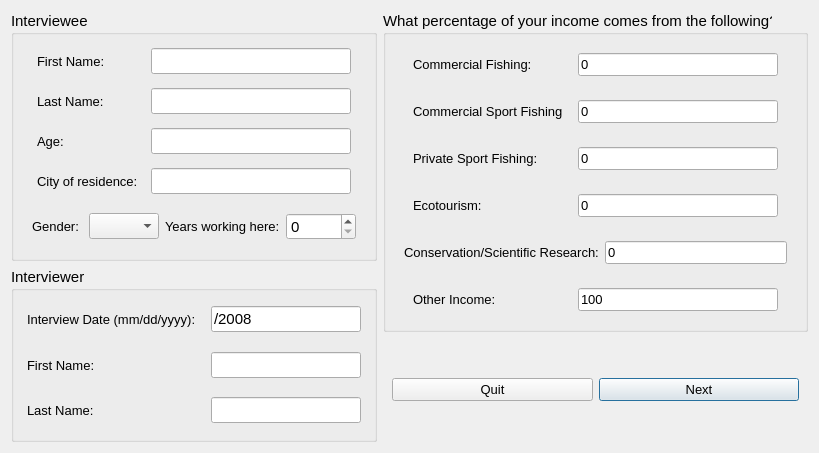
Old version of the form cobi_loreto/Interview/interviewstart.ui in the repository Ecotrust/openoceanmap-desktop.
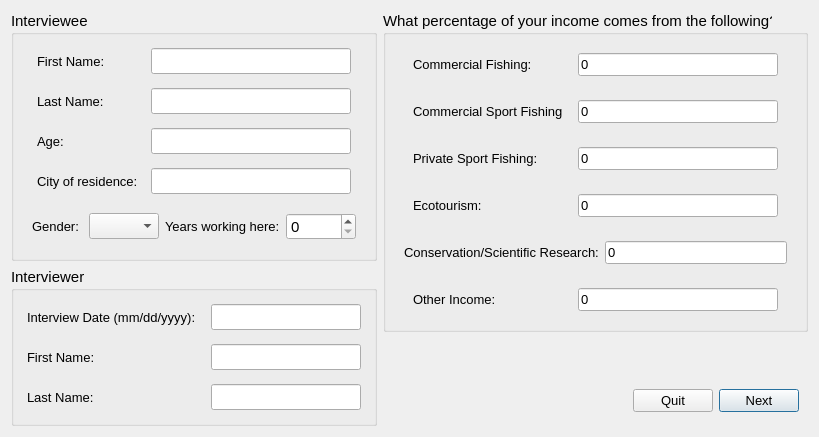
New version of the form.

```diff
--- a/cobi_loreto/Interview/interviewstart.ui
+++ b/cobi_loreto/Interview/interviewstart.ui
@@ -6,15 +6,17 @@
    <rect>
     <x>0</x>
     <y>0</y>
-    <width>747</width>
-    <height>453</height>
+    <width>802</width>
+    <height>414</height>
    </rect>
   </property>
   <property name="windowTitle" >
    <string>OpenOceanMap - Interview</string>
   </property>
-  <layout class="QGridLayout" >
-   <item row="0" column="0" >
+  <layout class="QHBoxLayout" name="horizontalLayout_2" >
+   <item>
+    <layout class="QVBoxLayout" name="verticalLayout_2" >
+     <item>
     <widget class="QGroupBox" name="interviewee" >
      <property name="font" >
       <font>
@@ -397,7 +399,202 @@
      </layout>
     </widget>
    </item>
-   <item rowspan="2" row="0" column="1" >
+     <item>
+      <widget class="QGroupBox" name="interviewee_2" >
+       <property name="font" >
+        <font>
+         <pointsize>11</pointsize>
+        </font>
+       </property>
+       <property name="title" >
+        <string>Interviewer</string>
+       </property>
+       <layout class="QVBoxLayout" >
+        <item>
+         <widget class="QWidget" native="1" name="interviewee_first_name_2" >
+          <layout class="QHBoxLayout" >
+           <property name="spacing" >
+            <number>4</number>
+           </property>
+           <property name="margin" >
+            <number>4</number>
+           </property>
+           <item>
+            <widget class="QLabel" name="date_text" >
+             <property name="minimumSize" >
+              <size>
+               <width>180</width>
+               <height>0</height>
+              </size>
+             </property>
+             <property name="maximumSize" >
+              <size>
+               <width>180</width>
+               <height>16777215</height>
+              </size>
+             </property>
+             <property name="font" >
+              <font>
+               <pointsize>10</pointsize>
+              </font>
+             </property>
+             <property name="text" >
+              <string>Interview Date (mm/dd/yyyy):</string>
+             </property>
+            </widget>
+           </item>
+           <item>
+            <widget class="QLineEdit" name="date_line" >
+             <property name="enabled" >
+              <bool>true</bool>
+             </property>
+             <property name="minimumSize" >
+              <size>
+               <width>150</width>
+               <height>0</height>
+              </size>
+             </property>
+             <property name="maximumSize" >
+              <size>
+               <width>150</width>
+               <height>16777215</height>
+              </size>
+             </property>
+             <property name="text" >
+              <string/>
+             </property>
+             <property name="cursorPosition" >
+              <number>0</number>
+             </property>
+            </widget>
+           </item>
+          </layout>
+         </widget>
+        </item>
+        <item>
+         <widget class="QWidget" native="1" name="interviewee_first_name_3" >
+          <layout class="QHBoxLayout" >
+           <property name="spacing" >
+            <number>4</number>
+           </property>
+           <property name="margin" >
+            <number>4</number>
+           </property>
+           <item>
+            <widget class="QLabel" name="interviewer_first_name_text" >
+             <property name="minimumSize" >
+              <size>
+               <width>180</width>
+               <height>0</height>
+              </size>
+             </property>
+             <property name="maximumSize" >
+              <size>
+               <width>180</width>
+               <height>16777215</height>
+              </size>
+             </property>
+             <property name="font" >
+              <font>
+               <pointsize>10</pointsize>
+              </font>
+             </property>
+             <property name="text" >
+              <string>First Name:</string>
+             </property>
+            </widget>
+           </item>
+           <item>
+            <widget class="QLineEdit" name="interviewer_first_name_line" >
+             <property name="enabled" >
+              <bool>true</bool>
+             </property>
+             <property name="minimumSize" >
+              <size>
+               <width>150</width>
+               <height>0</height>
+              </size>
+             </property>
+             <property name="maximumSize" >
+              <size>
+               <width>150</width>
+               <height>16777215</height>
+              </size>
+             </property>
+             <property name="text" >
+              <string/>
+             </property>
+            </widget>
+           </item>
+          </layout>
+         </widget>
+        </item>
+        <item>
+         <widget class="QWidget" native="1" name="interviewee_first_name_4" >
+          <layout class="QHBoxLayout" >
+           <property name="spacing" >
+            <number>4</number>
+           </property>
+           <property name="margin" >
+            <number>4</number>
+           </property>
+           <item>
+            <widget class="QLabel" name="interviewer_last_name_text" >
+             <property name="minimumSize" >
+              <size>
+               <width>180</width>
+               <height>0</height>
+              </size>
+             </property>
+             <property name="maximumSize" >
+              <size>
+               <width>180</width>
+               <height>16777215</height>
+              </size>
+             </property>
+             <property name="font" >
+              <font>
+               <pointsize>10</pointsize>
+              </font>
+             </property>
+             <property name="text" >
+              <string>Last Name:</string>
+             </property>
+            </widget>
+           </item>
+           <item>
+            <widget class="QLineEdit" name="interviewer_last_name_line" >
+             <property name="enabled" >
+              <bool>true</bool>
+             </property>
+             <property name="minimumSize" >
+              <size>
+               <width>150</width>
+               <height>0</height>
+              </size>
+             </property>
+             <property name="maximumSize" >
+              <size>
+               <width>150</width>
+               <height>16777215</height>
+              </size>
+             </property>
+             <property name="text" >
+              <string/>
+             </property>
+            </widget>
+           </item>
+          </layout>
+         </widget>
+        </item>
+       </layout>
+      </widget>
+     </item>
+    </layout>
+   </item>
+   <item>
+    <layout class="QVBoxLayout" name="verticalLayout_3" >
+     <item>
     <widget class="QGroupBox" name="user_group_info" >
      <property name="font" >
       <font>
@@ -773,7 +970,7 @@
             </font>
            </property>
            <property name="text" >
-            <string>100</string>
+              <string>0</string>
            </property>
           </widget>
          </item>
@@ -783,225 +980,37 @@
      </layout>
     </widget>
    </item>
-   <item rowspan="2" row="1" column="0" >
-    <widget class="QGroupBox" name="interviewee_2" >
-     <property name="font" >
-      <font>
-       <pointsize>11</pointsize>
-      </font>
-     </property>
-     <property name="title" >
-      <string>Interviewer</string>
-     </property>
-     <layout class="QVBoxLayout" >
       <item>
-       <widget class="QWidget" native="1" name="interviewee_first_name_2" >
-        <layout class="QHBoxLayout" >
-         <property name="spacing" >
-          <number>4</number>
-         </property>
-         <property name="leftMargin" >
-          <number>4</number>
-         </property>
-         <property name="topMargin" >
-          <number>4</number>
-         </property>
-         <property name="rightMargin" >
-          <number>4</number>
-         </property>
-         <property name="bottomMargin" >
-          <number>4</number>
-         </property>
+      <layout class="QHBoxLayout" name="horizontalLayout" >
          <item>
-          <widget class="QLabel" name="date_text" >
-           <property name="minimumSize" >
-            <size>
-             <width>180</width>
-             <height>0</height>
-            </size>
-           </property>
-           <property name="maximumSize" >
+        <spacer name="horizontalSpacer" >
+         <property name="orientation" >
+          <enum>Qt::Horizontal</enum>
+         </property>
+         <property name="sizeHint" stdset="0" >
             <size>
-             <width>180</width>
-             <height>16777215</height>
-            </size>
-           </property>
-           <property name="font" >
-            <font>
-             <pointsize>10</pointsize>
-            </font>
-           </property>
-           <property name="text" >
-            <string>Interview Date (mm/dd/yyyy):</string>
-           </property>
-          </widget>
+           <width>40</width>
+           <height>20</height>
+          </size>
+         </property>
+        </spacer>
          </item>
          <item>
-          <widget class="QLineEdit" name="date_line" >
-           <property name="enabled" >
-            <bool>true</bool>
-           </property>
-           <property name="minimumSize" >
-            <size>
-             <width>150</width>
-             <height>0</height>
-            </size>
-           </property>
-           <property name="maximumSize" >
-            <size>
-             <width>150</width>
-             <height>16777215</height>
-            </size>
-           </property>
-           <property name="text" >
-            <string>/2008</string>
-           </property>
-           <property name="cursorPosition" >
-            <number>0</number>
-           </property>
-          </widget>
-         </item>
-        </layout>
-       </widget>
-      </item>
+        <layout class="QVBoxLayout" name="verticalLayout" >
       <item>
-       <widget class="QWidget" native="1" name="interviewee_first_name_3" >
-        <layout class="QHBoxLayout" >
-         <property name="spacing" >
-          <number>4</number>
-         </property>
-         <property name="leftMargin" >
-          <number>4</number>
-         </property>
-         <property name="topMargin" >
-          <number>4</number>
-         </property>
-         <property name="rightMargin" >
-          <number>4</number>
-         </property>
-         <property name="bottomMargin" >
-          <number>4</number>
-         </property>
-         <item>
-          <widget class="QLabel" name="interviewer_first_name_text" >
-           <property name="minimumSize" >
+          <spacer name="verticalSpacer" >
+           <property name="orientation" >
+            <enum>Qt::Vertical</enum>
+           </property>
+           <property name="sizeHint" stdset="0" >
             <size>
-             <width>180</width>
-             <height>0</height>
+             <width>20</width>
+             <height>40</height>
             </size>
            </property>
-           <property name="maximumSize" >
-            <size>
-             <width>180</width>
-             <height>16777215</height>
-            </size>
-           </property>
-           <property name="font" >
-            <font>
-             <pointsize>10</pointsize>
-            </font>
-           </property>
-           <property name="text" >
-            <string>First Name:</string>
-           </property>
-          </widget>
+          </spacer>
          </item>
          <item>
-          <widget class="QLineEdit" name="interviewer_first_name_line" >
-           <property name="enabled" >
-            <bool>true</bool>
-           </property>
-           <property name="minimumSize" >
-            <size>
-             <width>150</width>
-             <height>0</height>
-            </size>
-           </property>
-           <property name="maximumSize" >
-            <size>
-             <width>150</width>
-             <height>16777215</height>
-            </size>
-           </property>
-           <property name="text" >
-            <string/>
-           </property>
-          </widget>
-         </item>
-        </layout>
-       </widget>
-      </item>
-      <item>
-       <widget class="QWidget" native="1" name="interviewee_first_name_4" >
-        <layout class="QHBoxLayout" >
-         <property name="spacing" >
-          <number>4</number>
-         </property>
-         <property name="leftMargin" >
-          <number>4</number>
-         </property>
-         <property name="topMargin" >
-          <number>4</number>
-         </property>
-         <property name="rightMargin" >
-          <number>4</number>
-         </property>
-         <property name="bottomMargin" >
-          <number>4</number>
-         </property>
-         <item>
-          <widget class="QLabel" name="interviewer_last_name_text" >
-           <property name="minimumSize" >
-            <size>
-             <width>180</width>
-             <height>0</height>
-            </size>
-           </property>
-           <property name="maximumSize" >
-            <size>
-             <width>180</width>
-             <height>16777215</height>
-            </size>
-           </property>
-           <property name="font" >
-            <font>
-             <pointsize>10</pointsize>
-            </font>
-           </property>
-           <property name="text" >
-            <string>Last Name:</string>
-           </property>
-          </widget>
-         </item>
-         <item>
-          <widget class="QLineEdit" name="interviewer_last_name_line" >
-           <property name="enabled" >
-            <bool>true</bool>
-           </property>
-           <property name="minimumSize" >
-            <size>
-             <width>150</width>
-             <height>0</height>
-            </size>
-           </property>
-           <property name="maximumSize" >
-            <size>
-             <width>150</width>
-             <height>16777215</height>
-            </size>
-           </property>
-           <property name="text" >
-            <string/>
-           </property>
-          </widget>
-         </item>
-        </layout>
-       </widget>
-      </item>
-     </layout>
-    </widget>
-   </item>
-   <item row="2" column="1" >
     <widget class="QWidget" native="1" name="button_box" >
      <property name="sizePolicy" >
       <sizepolicy vsizetype="MinimumExpanding" hsizetype="Preferred" >
@@ -1051,6 +1060,12 @@
       </item>
      </layout>
     </widget>
+         </item>
+        </layout>
+       </item>
+      </layout>
+     </item>
+    </layout>
    </item>
   </layout>
  </widget>
```
Left out of the diff: 44 changed lines with no effect on the pictures. Lines whose indentation alone changed are shown as unchanged.
